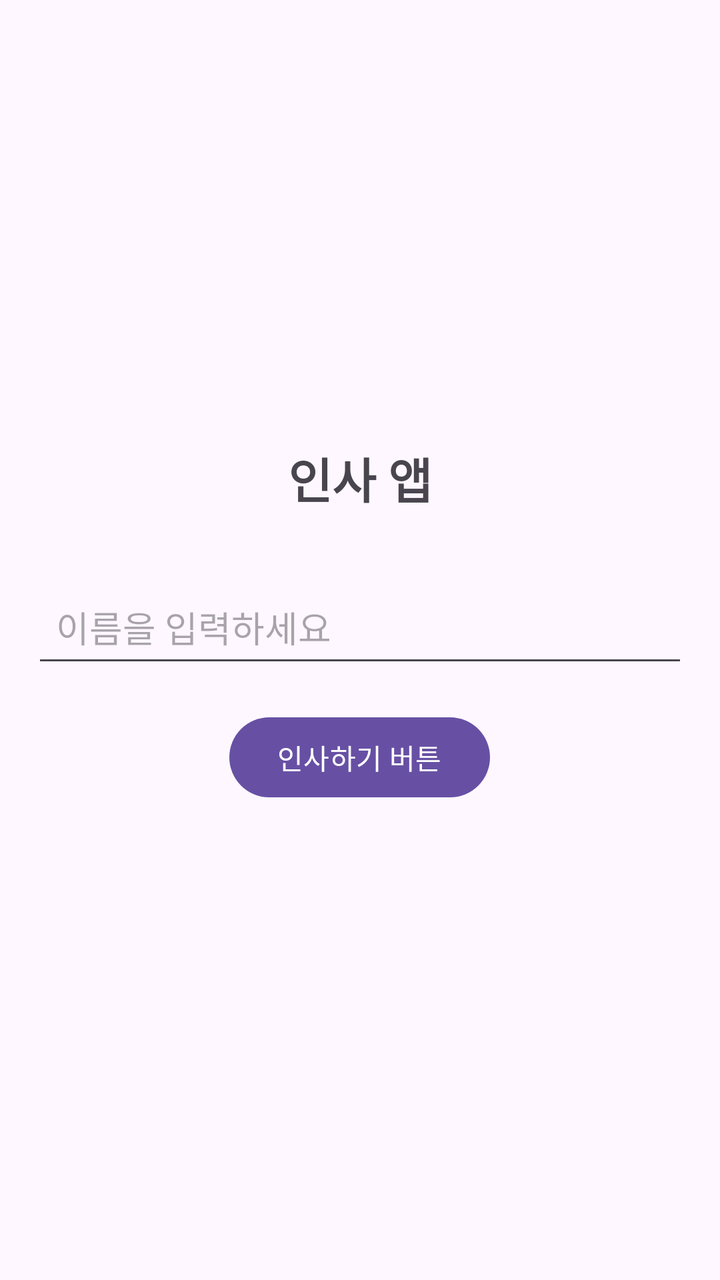
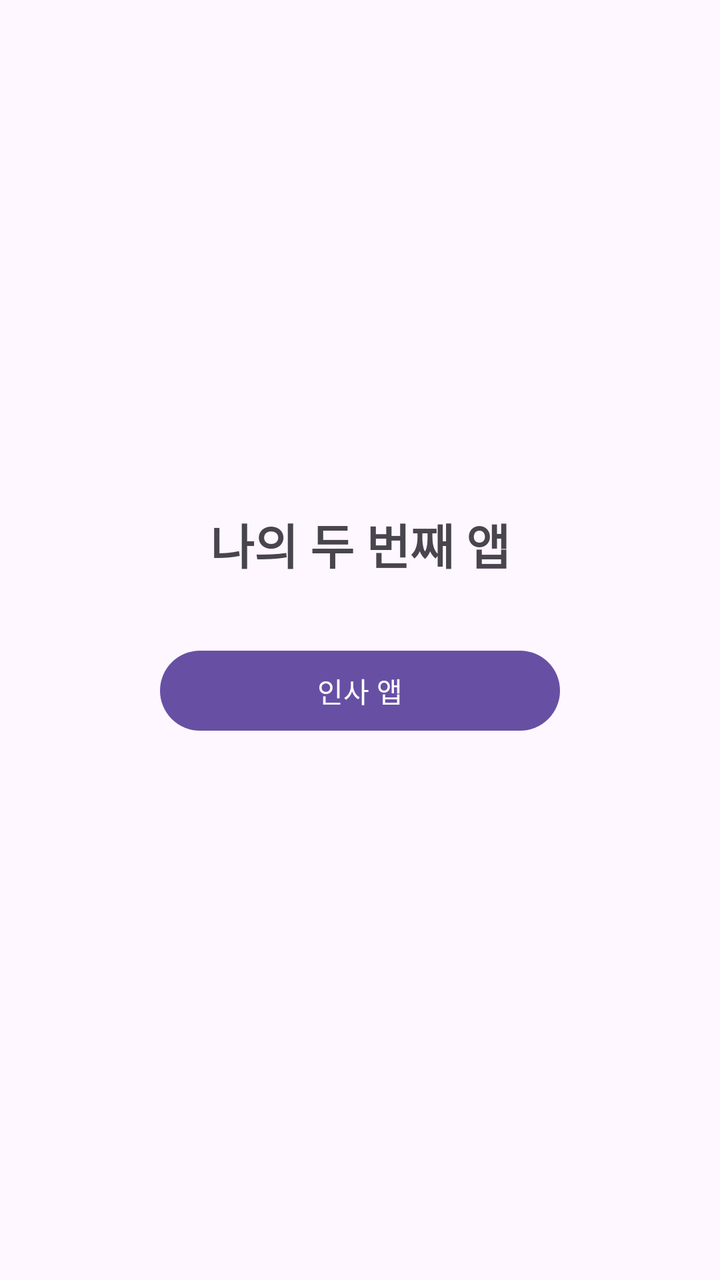

The first picture is an Android layout as it rendered before a commit; the second is the same layout after the commit. The layout source and the unified diff follow.
<!-- AndroidManifest.xml: application theme Theme.AppWeek04 -->
<!-- res/layout/activity_main.xml -->
<?xml version="1.0" encoding="utf-8"?>
<LinearLayout xmlns:android="http://schemas.android.com/apk/res/android"
    android:layout_width="match_parent"
    android:layout_height="match_parent"
    android:orientation="vertical"
    android:padding="16dp"
    android:gravity="center">

    <TextView
        android:layout_width="wrap_content"
        android:layout_height="wrap_content"
        android:text="인사 앱"
        android:textSize="24sp"
        android:textStyle="bold"
        android:layout_marginBottom="32dp"
     />

    <EditText
        android:id="@+id/editTextName"
        android:layout_width="match_parent"
        android:layout_height="wrap_content"
        android:hint="이름을 입력하세요"
        android:layout_marginBottom="16dp"
        android:padding="12dp"
        android:minHeight="48dp"
    />

    <Button
        android:id="@+id/buttonGreet"
        android:layout_width="wrap_content"
        android:layout_height="wrap_content"
        android:text="인사하기 버튼"
        android:layout_marginBottom="16dp"/>


    <TextView
        android:id="@+id/textViewGreeting"
        android:layout_width="wrap_content"
        android:layout_height="wrap_content"
        android:textSize="18sp"
        android:textStyle="bold"
        android:visibility="gone"
        />

</LinearLayout>
<!-- resources referenced by this layout -->
<resources>
  <style name="Theme.AppWeek04" parent="Base.Theme.AppWeek04" />
  <style name="Base.Theme.AppWeek04" parent="Theme.Material3.DayNight.NoActionBar">
          
          
      </style>
</resources>

<!-- the commit's change to res/layout/activity_main.xml (unified diff, before → after) -->
@@ -9,37 +9,16 @@
     <TextView
         android:layout_width="wrap_content"
         android:layout_height="wrap_content"
-        android:text="인사 앱"
+        android:text="나의 두 번째 앱"
         android:textSize="24sp"
         android:textStyle="bold"
-        android:layout_marginBottom="32dp"
-     />
-
-    <EditText
-        android:id="@+id/editTextName"
-        android:layout_width="match_parent"
-        android:layout_height="wrap_content"
-        android:hint="이름을 입력하세요"
-        android:layout_marginBottom="16dp"
-        android:padding="12dp"
-        android:minHeight="48dp"
-    />
+        android:layout_marginBottom="32dp"/>
 
     <Button
-        android:id="@+id/buttonGreet"
-        android:layout_width="wrap_content"
+        android:id="@+id/buttonGreeting"
+        android:layout_width="200dp"
         android:layout_height="wrap_content"
-        android:text="인사하기 버튼"
+        android:text="인사 앱"
         android:layout_marginBottom="16dp"/>
 
-
-    <TextView
-        android:id="@+id/textViewGreeting"
-        android:layout_width="wrap_content"
-        android:layout_height="wrap_content"
-        android:textSize="18sp"
-        android:textStyle="bold"
-        android:visibility="gone"
-        />
-
 </LinearLayout>
